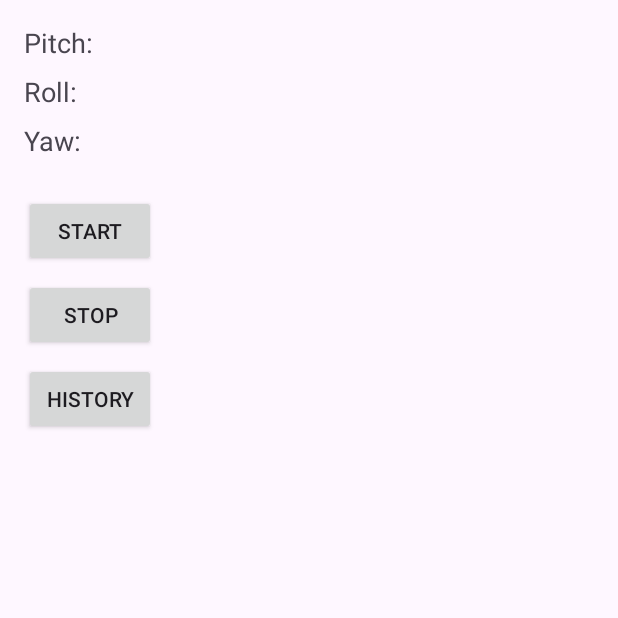
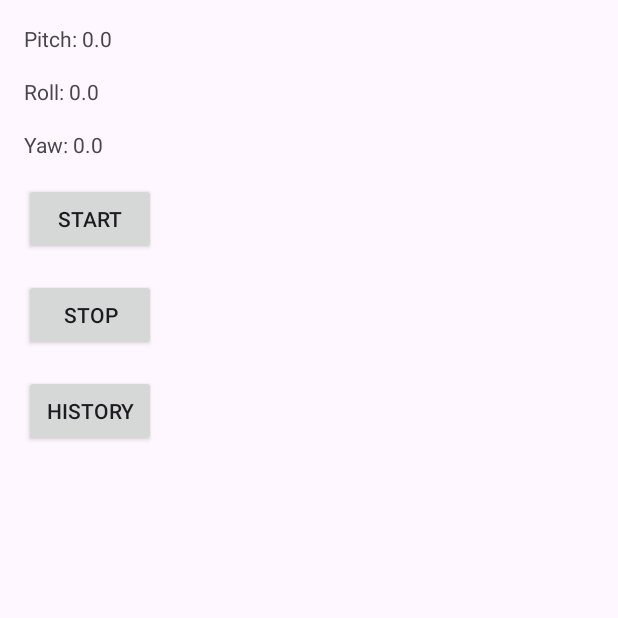
Before and after one commit to Javid-Husain/MC_Assignment03, an Android app: the screen it shows after launch (MainActivity), on a phone screen of 412 x 824 dp, the top half of it. Run offline under Robolectric (Android 15) with nearby library versions, the phone set to English and light mode, and no system bars.

Commit message:
Complete part 1

```diff
--- a/app/build.gradle.kts
+++ b/app/build.gradle.kts
@@ -34,14 +34,17 @@ android {
     }
 }
 
+
 dependencies {
 
     implementation("androidx.appcompat:appcompat:1.6.1")
     implementation("com.google.android.material:material:1.11.0")
-    implementation("androidx.constraintlayout:constraintlayout:2.1.4")
+    implementation ("com.github.PhilJay:MPAndroidChart:v3.1.0")
     implementation("androidx.navigation:navigation-fragment:2.7.7")
     implementation("androidx.navigation:navigation-ui:2.7.7")
     testImplementation("junit:junit:4.13.2")
     androidTestImplementation("androidx.test.ext:junit:1.1.5")
     androidTestImplementation("androidx.test.espresso:espresso-core:3.5.1")
+
+
 }
--- a/app/src/main/java/com/example/assignment03/MainActivity.java
+++ b/app/src/main/java/com/example/assignment03/MainActivity.java
@@ -8,9 +8,11 @@ import android.hardware.SensorEvent;
 import android.hardware.SensorEventListener;
 import android.hardware.SensorManager;
 import android.os.Bundle;
+import android.util.Log;
 import android.view.View;
 import android.widget.Button;
 import android.widget.TextView;
+import android.widget.Toast;
 
 public class MainActivity extends Activity implements SensorEventListener {
 
@@ -18,15 +20,23 @@ public class MainActivity extends Activity implements SensorEventListener {
     private Sensor accelerometer;
     private TextView textViewPitch, textViewRoll, textViewYaw;
     private Button startButton, stopButton, historyButton;
+    private DatabaseHelper dbHelper;
 
     @Override
     protected void onCreate(Bundle savedInstanceState) {
         super.onCreate(savedInstanceState);
         setContentView(R.layout.activity_main);
 
+        dbHelper = new DatabaseHelper(this);
+
         textViewPitch = findViewById(R.id.text_view_pitch);
         textViewRoll = findViewById(R.id.text_view_roll);
         textViewYaw = findViewById(R.id.text_view_yaw);
+
+        // Set initial values to zero
+        textViewPitch.setText("Pitch: 0.0");
+        textViewRoll.setText("Roll: 0.0");
+        textViewYaw.setText("Yaw: 0.0");
 
         startButton = findViewById(R.id.start_button);
         stopButton = findViewById(R.id.stop_button);
@@ -48,6 +58,10 @@ public class MainActivity extends Activity implements SensorEventListener {
             @Override
             public void onClick(View v) {
                 stopSensor();
+                // Reset values to zero when stop button is clicked
+                textViewPitch.setText("Pitch: 0.0");
+                textViewRoll.setText("Roll: 0.0");
+                textViewYaw.setText("Yaw: 0.0");
             }
         });
 
@@ -75,6 +89,7 @@ public class MainActivity extends Activity implements SensorEventListener {
         if (event.sensor.getType() == Sensor.TYPE_ACCELEROMETER) {
             float[] orientationValues = new float[3];
             float[] rotationMatrix = new float[9];
+            try {
                 SensorManager.getRotationMatrixFromVector(rotationMatrix, event.values);
                 SensorManager.getOrientation(rotationMatrix, orientationValues);
 
@@ -82,11 +97,23 @@ public class MainActivity extends Activity implements SensorEventListener {
                 float roll = orientationValues[2];
                 float yaw = orientationValues[0];
 
+                // Check for NaN values
+                if (!Float.isNaN(pitch) && !Float.isNaN(roll) && !Float.isNaN(yaw)) {
                     textViewPitch.setText("Pitch: " + Math.toDegrees(pitch));
                     textViewRoll.setText("Roll: " + Math.toDegrees(roll));
                     textViewYaw.setText("Yaw: " + Math.toDegrees(yaw));
+                } else {
+                    // Handle NaN values
+                    Log.e("Sensor", "NaN values detected");
+                }
+            } catch (Exception e) {
+                // Handle any exceptions
+                Log.e("Sensor", "Error processing sensor data: " + e.getMessage());
+                e.printStackTrace();
             }
         }
+    }
+
 
     @Override
     public void onAccuracyChanged(Sensor sensor, int accuracy) {
--- a/app/src/main/res/layout/activity_main.xml
+++ b/app/src/main/res/layout/activity_main.xml
@@ -1,36 +1,33 @@
 <?xml version="1.0" encoding="utf-8"?>
 <RelativeLayout xmlns:android="http://schemas.android.com/apk/res/android"
-    xmlns:tools="http://schemas.android.com/tools"
     android:layout_width="match_parent"
-    android:layout_height="match_parent"
-    android:padding="16dp"
-    tools:context=".MainActivity">
+    android:layout_height="match_parent">
 
     <TextView
         android:id="@+id/text_view_pitch"
         android:layout_width="wrap_content"
         android:layout_height="wrap_content"
-        android:text="Pitch: "
-        android:textSize="18sp"
-        android:layout_marginBottom="8dp"/>
+        android:text="Pitch: 0.0"
+        android:layout_marginTop="16dp"
+        android:layout_marginStart="16dp"/>
 
     <TextView
         android:id="@+id/text_view_roll"
         android:layout_width="wrap_content"
         android:layout_height="wrap_content"
-        android:text="Roll: "
-        android:textSize="18sp"
+        android:text="Roll: 0.0"
         android:layout_below="@id/text_view_pitch"
-        android:layout_marginBottom="8dp"/>
+        android:layout_marginTop="16dp"
+        android:layout_marginStart="16dp"/>
 
     <TextView
         android:id="@+id/text_view_yaw"
         android:layout_width="wrap_content"
         android:layout_height="wrap_content"
-        android:text="Yaw: "
-        android:textSize="18sp"
+        android:text="Yaw: 0.0"
         android:layout_below="@id/text_view_roll"
-        android:layout_marginBottom="8dp"/>
+        android:layout_marginTop="16dp"
+        android:layout_marginStart="16dp"/>
 
     <Button
         android:id="@+id/start_button"
@@ -38,7 +35,8 @@
         android:layout_height="wrap_content"
         android:text="Start"
         android:layout_below="@id/text_view_yaw"
-        android:layout_marginTop="16dp"/>
+        android:layout_marginTop="16dp"
+        android:layout_marginStart="16dp"/>
 
     <Button
         android:id="@+id/stop_button"
@@ -46,7 +44,8 @@
         android:layout_height="wrap_content"
         android:text="Stop"
         android:layout_below="@id/start_button"
-        android:layout_marginTop="8dp"/>
+        android:layout_marginTop="16dp"
+        android:layout_marginStart="16dp"/>
 
     <Button
         android:id="@+id/history_button"
@@ -54,6 +53,7 @@
         android:layout_height="wrap_content"
         android:text="History"
         android:layout_below="@id/stop_button"
-        android:layout_marginTop="8dp"/>
+        android:layout_marginTop="16dp"
+        android:layout_marginStart="16dp"/>
 
 </RelativeLayout>
--- a/app/src/main/res/values/strings.xml
+++ b/app/src/main/res/values/strings.xml
@@ -1,5 +1,6 @@
 <resources>
     <string name="app_name">Assignment03</string>
+    <string name="history_activity_label">History Activity</string>
     <string name="action_settings">Settings</string>
     <!-- Strings used for fragments for navigation -->
     <string name="first_fragment_label">First Fragment</string>
--- a/settings.gradle.kts
+++ b/settings.gradle.kts
@@ -10,6 +10,7 @@ dependencyResolutionManagement {
     repositories {
         google()
         mavenCentral()
+        maven(url ="https://jitpack.io")
     }
 }
 
```
Also changed, not shown: app/src/main/AndroidManifest.xml (+8 -2 lines), app/src/main/java/com/example/assignment03/DatabaseHelper.java (+20 -2 lines), app/src/main/java/com/example/assignment03/HistoryActivity.java (+31 -25 lines), app/src/main/res/layout/activity_history.xml (+39 -12 lines). Lines whose indentation alone changed are shown as unchanged.
